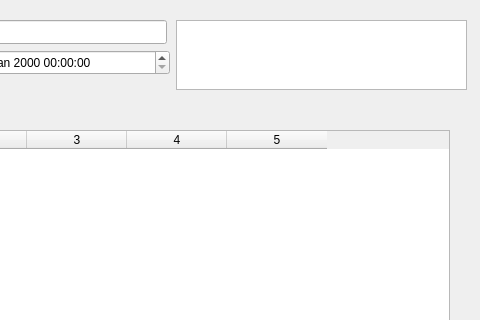
Qt form src/FRONTEND/to-do-app/mainwindow.ui (R0ckguy/Cpp-2025-grupinis) before a commit; both pictures show x 194 to 674 and y 0 to 320 of the 674 by 453 pixel window.
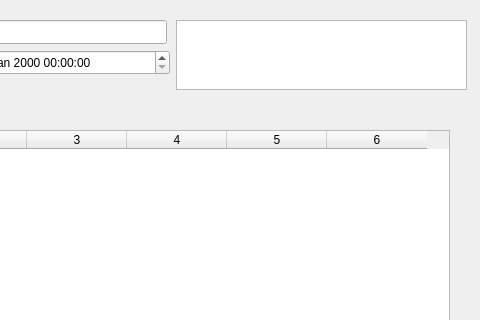
The same form after that commit.

Diff of the .ui file:
```diff
--- a/src/FRONTEND/to-do-app/mainwindow.ui
+++ b/src/FRONTEND/to-do-app/mainwindow.ui
@@ -84,13 +84,14 @@
      <bool>true</bool>
     </property>
     <property name="columnCount">
-     <number>5</number>
+     <number>6</number>
     </property>
     <column/>
     <column/>
     <column/>
     <column/>
     <column/>
+    <column/>
    </widget>
    <widget class="QLabel" name="errorLabel">
     <property name="geometry">
```
